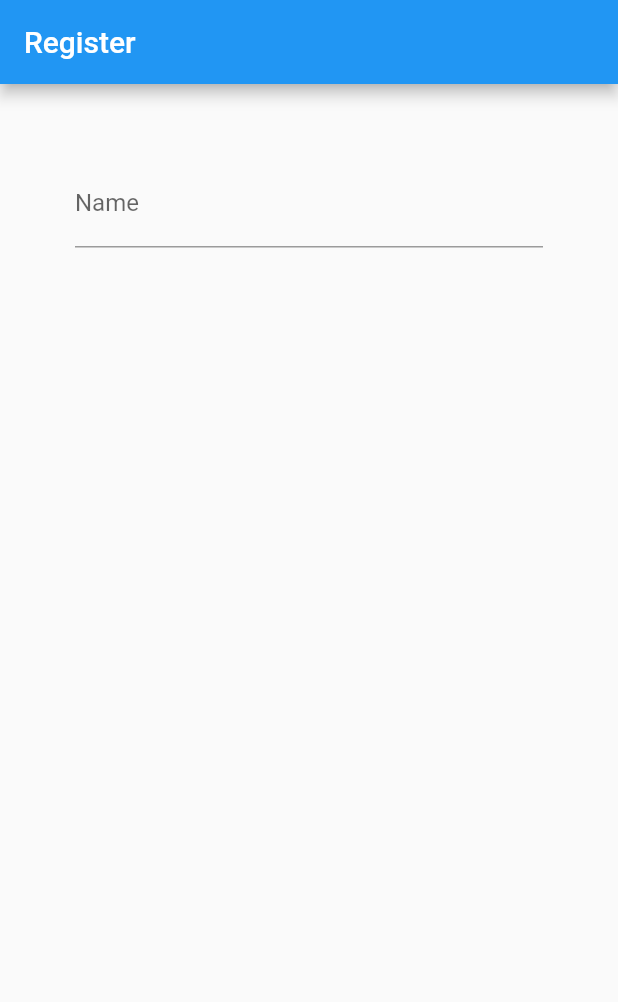
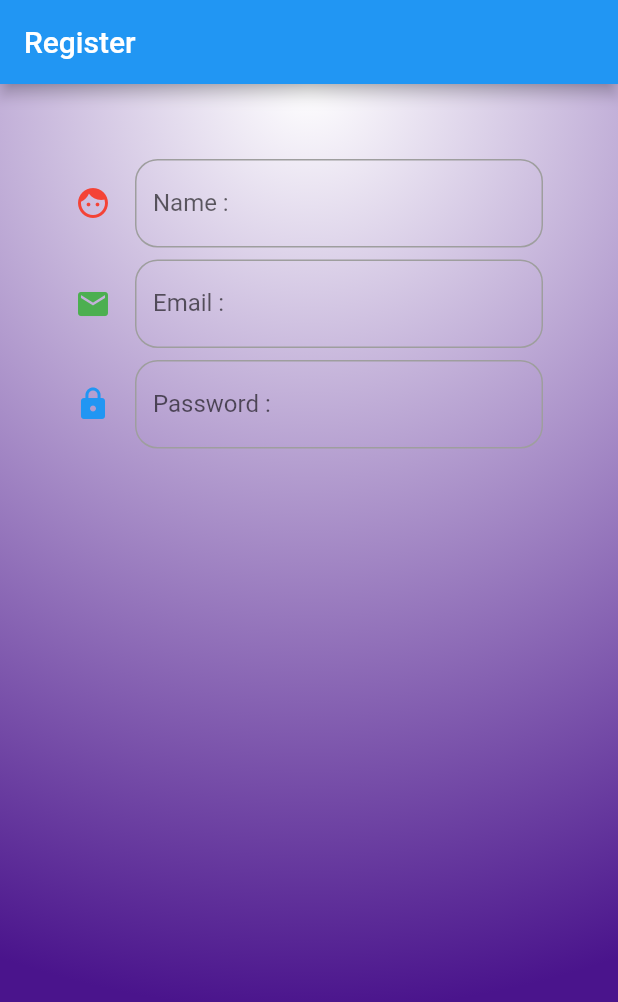
Before and after one commit to vorwit/MasterFlutter, a Flutter app: the screen it shows after launch, on a phone screen of 412 x 824 dp. Shown: the top 1002 px of the screen. Run offline on Flutter 3.47's test engine with Material 2 defaults, Android fonts, the phone set to English and light mode, and no system bars.

Commit message:
updateRegister

```diff
--- a/lib/screens/register.dart
+++ b/lib/screens/register.dart
@@ -1,4 +1,3 @@
-import 'package:flutter/services.dart';
 import 'package:flutter/material.dart';
 
 class Register extends StatefulWidget {
@@ -7,10 +6,48 @@ class Register extends StatefulWidget {
 }
 
 class _RegisterState extends State<Register> {
+  Widget passwordTextFormField() {
+    return TextFormField(
+      decoration: InputDecoration(
+          icon: Icon(
+            Icons.lock,
+            color: Colors.blue,
+          ),
+          labelText: 'Password :',
+          hintText: 'More 6 Charactor',
+          enabledBorder: OutlineInputBorder(
+              borderRadius: BorderRadius.circular(15.0),
+              borderSide: BorderSide(width: 1.0, color: Colors.grey))),
+    );
+  }
+
+  Widget emailTextFormField() {
+    return TextFormField(
+      decoration: InputDecoration(
+          enabledBorder: OutlineInputBorder(
+              borderRadius: BorderRadius.circular(15.0),
+              borderSide: BorderSide(width: 1.0, color: Colors.grey)),
+          labelText: 'Email :',
+          hintText: 'you@email.com',
+          icon: Icon(
+            Icons.email,
+            color: Colors.green,
+          )),
+    );
+  }
+
   Widget nameTextFormField() {
     return TextFormField(
-      decoration:
-          InputDecoration(labelText: 'Name', hintText: 'Type Your Name'),
+      decoration: InputDecoration(
+          enabledBorder: OutlineInputBorder(
+              borderRadius: BorderRadius.circular(15.0),
+              borderSide: BorderSide(width: 1.0, color: Colors.grey)),
+          labelText: 'Name :',
+          hintText: 'Type Your Name',
+          icon: Icon(
+            Icons.face,
+            color: Colors.red,
+          )),
     );
   }
 
@@ -20,9 +57,22 @@ class _RegisterState extends State<Register> {
       appBar: AppBar(
         title: Text('Register'),
       ),
-      body: Container(padding: EdgeInsets.all(50.0),
+      body: Container(
+        decoration: BoxDecoration(
+            gradient: RadialGradient(
+                colors: [Colors.white, Colors.purple[900]],
+                radius: 1.5,
+                center: Alignment(0, -1))),
+        padding: EdgeInsets.all(50.0),
         child: Column(
-          children: <Widget>[nameTextFormField()],
+          children: <Widget>[
+            nameTextFormField(),
+            Container(
+              margin: EdgeInsets.only(top: 8.0, bottom: 8.0),
+              child: emailTextFormField(),
+            ),
+            passwordTextFormField()
+          ],
         ),
       ),
     );
```
